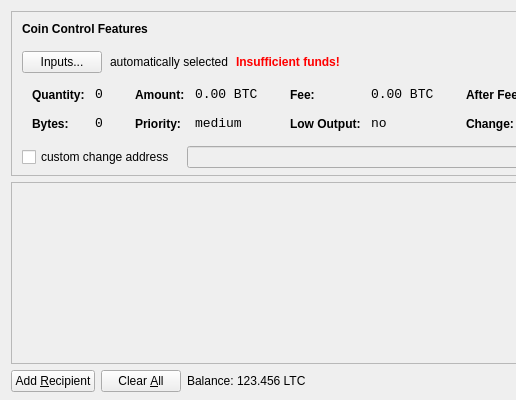
First picture: the form in src/qt/forms/sendcoinsdialog.ui, repository CJClaude/yaccoin, before the edit; both pictures show x 0 to 516 and y 0 to 400 of the 850 by 400 pixel window.
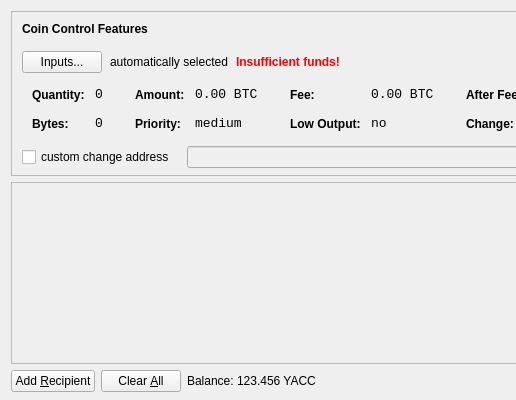
Second picture: the form after the edit. Icons and pictures are not drawn.

The edit to the form file:
```diff
--- a/src/qt/forms/sendcoinsdialog.ui
+++ b/src/qt/forms/sendcoinsdialog.ui
@@ -720,7 +720,7 @@
           <cursorShape>IBeamCursor</cursorShape>
          </property>
          <property name="text">
-          <string>123.456 LTC</string>
+          <string>123.456 YACC</string>
          </property>
          <property name="textInteractionFlags">
           <set>Qt::LinksAccessibleByMouse|Qt::TextSelectableByKeyboard|Qt::TextSelectableByMouse</set>
```
